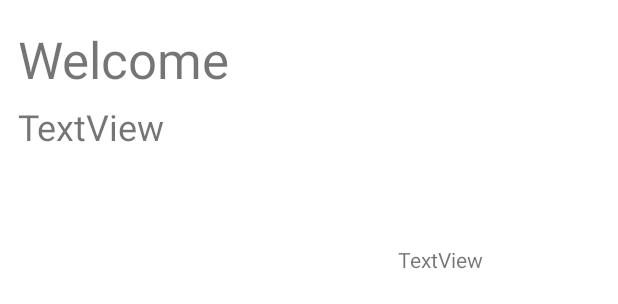
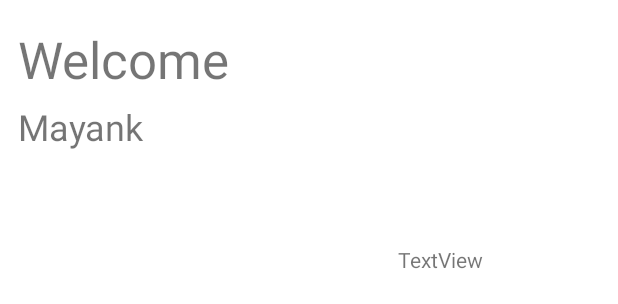
Before and after one commit to mayankk25/Budget-Tracker, an Android app: the layout main_fragment.xml on its own in the app's theme, with its tools: preview values and no code run, on a phone screen of 412 x 824 dp. Shown: the top 304 px of the screen. Run offline under Robolectric (Android 15) with nearby library versions, the phone set to English and light mode, and no system bars.

```diff
--- a/app/src/main/res/layout/main_fragment.xml
+++ b/app/src/main/res/layout/main_fragment.xml
@@ -36,14 +36,14 @@
             android:id="@+id/user_name"
             android:layout_width="wrap_content"
             android:layout_height="wrap_content"
-            android:text="TextView"
             android:textSize="24sp"
             app:layout_constraintBottom_toTopOf="@+id/button"
             app:layout_constraintEnd_toEndOf="parent"
-            app:layout_constraintHorizontal_bias="0.038"
+            app:layout_constraintHorizontal_bias="0.036"
             app:layout_constraintStart_toStartOf="parent"
             app:layout_constraintTop_toTopOf="parent"
-            app:layout_constraintVertical_bias="0.103" />
+            app:layout_constraintVertical_bias="0.103"
+            tools:text="Mayank" />
 
         <TextView
             android:id="@+id/welcome_text"
```
Also changed, not shown: app/src/main/java/com/example/budgettracker/MainFragment.kt (+14 -13 lines), app/src/main/java/com/example/budgettracker/MainFragmentViewModel.kt (added, +7 -0 lines).
